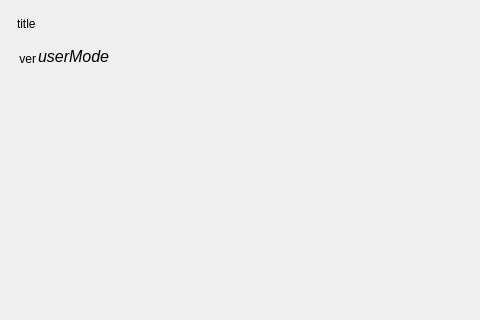
The window that main_ui.ui (Shogpe/bmsTool) describes before a commit, drawn with Qt 5; both pictures show x 0 to 480 and y 0 to 320 of the 935 by 546 pixel window.
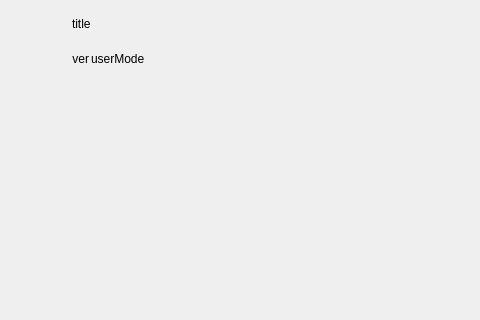
The same window after the commit. Icons and pictures are not drawn.

Patch:
```diff
--- a/main_ui.ui
+++ b/main_ui.ui
@@ -76,12 +76,21 @@
       </property>
       <item>
        <widget class="QLabel" name="labIco">
+        <property name="minimumSize">
+         <size>
+          <width>62</width>
+          <height>62</height>
+         </size>
+        </property>
         <property name="maximumSize">
          <size>
-          <width>16777215</width>
-          <height>64</height>
+          <width>62</width>
+          <height>62</height>
          </size>
         </property>
+        <property name="lineWidth">
+         <number>0</number>
+        </property>
         <property name="text">
          <string/>
         </property>
@@ -106,6 +115,8 @@
          </widget>
         </item>
         <item>
+         <layout class="QHBoxLayout" name="horizontalLayout_4">
+          <item>
          <widget class="QLabel" name="labVersion">
           <property name="sizePolicy">
            <sizepolicy hsizetype="Preferred" vsizetype="MinimumExpanding">
@@ -133,37 +144,40 @@
           </property>
          </widget>
         </item>
-       </layout>
-      </item>
-      <item>
-       <layout class="QVBoxLayout" name="verticalLayout_3">
-        <item>
-         <spacer name="verticalSpacer_3">
-          <property name="orientation">
-           <enum>Qt::Vertical</enum>
-          </property>
-          <property name="sizeHint" stdset="0">
-           <size>
-            <width>20</width>
-            <height>40</height>
-           </size>
-          </property>
-         </spacer>
-        </item>
         <item>
          <widget class="QLabel" name="lb_userMode">
+            <property name="sizePolicy">
+             <sizepolicy hsizetype="Preferred" vsizetype="MinimumExpanding">
+              <horstretch>0</horstretch>
+              <verstretch>0</verstretch>
+             </sizepolicy>
+            </property>
+            <property name="maximumSize">
+             <size>
+              <width>16777215</width>
+              <height>20</height>
+             </size>
+            </property>
           <property name="font">
            <font>
-            <pointsize>12</pointsize>
-            <italic>true</italic>
+              <pointsize>9</pointsize>
+              <italic>false</italic>
            </font>
           </property>
           <property name="text">
            <string>userMode</string>
           </property>
+            <property name="alignment">
+             <set>Qt::AlignBottom|Qt::AlignLeading|Qt::AlignLeft</set>
+            </property>
          </widget>
         </item>
        </layout>
+        </item>
+       </layout>
+      </item>
+      <item>
+       <layout class="QVBoxLayout" name="verticalLayout_3"/>
       </item>
       <item>
        <spacer name="horizontalSpacer">
```
Left out of the diff: 3 changed lines with no effect on the pictures. Lines whose indentation alone changed are shown as unchanged.
